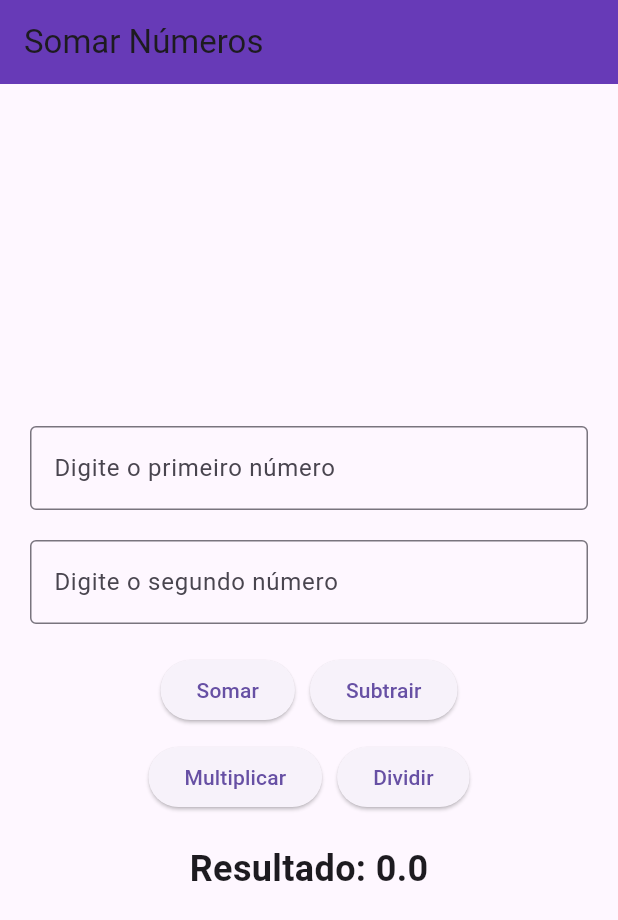
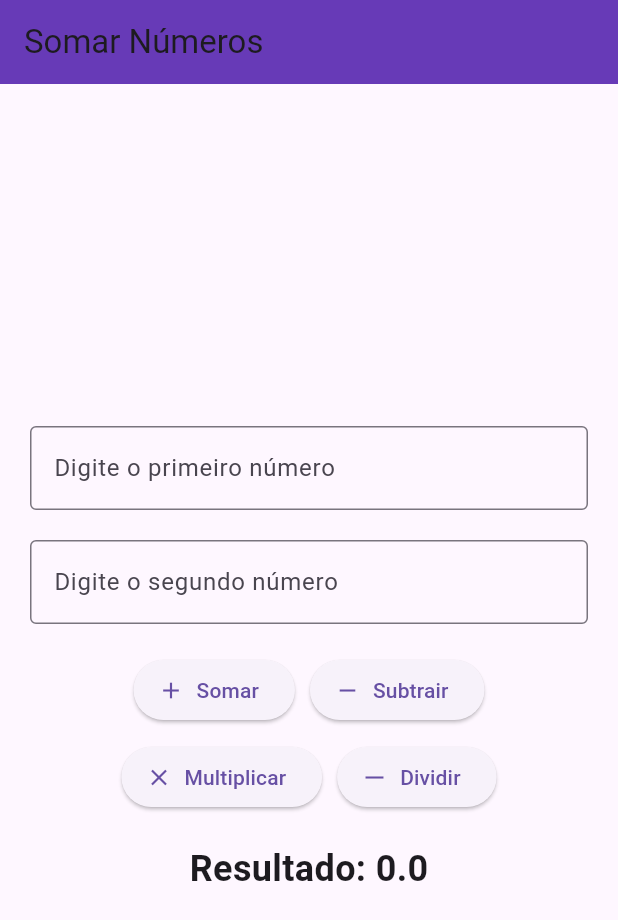
Before and after one commit to profalexresende/flutter_appcalculadora_completa, a Flutter app: the screen it shows after launch, on a phone screen of 412 x 824 dp. Shown: the top 920 px of the screen. Run offline on Flutter 3.47's test engine with Material 3 defaults, Android fonts, the light colour scheme and no system bars.

Commit message:
Exercício calculadora completa

```diff
--- a/lib/main.dart
+++ b/lib/main.dart
@@ -119,14 +119,20 @@ class _TelaSomaState extends State<TelaSoma> {
 
             // -------- BOTÕES LADO A LADO --------
             // -------- BOTÕES EM 2 LINHAS --------
+            // -------- BOTÕES EM 2 LINHAS --------
             Row(
               mainAxisAlignment: MainAxisAlignment.center,
               children: [
-                ElevatedButton(onPressed: somar, child: const Text('Somar')),
+                ElevatedButton.icon(
+                  onPressed: somar,
+                  icon: const Icon(Icons.add),
+                  label: const Text('Somar'),
+                ),
                 const SizedBox(width: 10),
-                ElevatedButton(
+                ElevatedButton.icon(
                   onPressed: subtrair,
-                  child: const Text('Subtrair'),
+                  icon: const Icon(Icons.remove),
+                  label: const Text('Subtrair'),
                 ),
               ],
             ),
@@ -136,14 +142,16 @@ class _TelaSomaState extends State<TelaSoma> {
             Row(
               mainAxisAlignment: MainAxisAlignment.center,
               children: [
-                ElevatedButton(
+                ElevatedButton.icon(
                   onPressed: multiplicar,
-                  child: const Text('Multiplicar'),
+                  icon: const Icon(Icons.close),
+                  label: const Text('Multiplicar'),
                 ),
                 const SizedBox(width: 10),
-                ElevatedButton(
+                ElevatedButton.icon(
                   onPressed: dividir,
-                  child: const Text('Dividir'),
+                  icon: const Icon( Icons.horizontal_rule),
+                  label: const Text('Dividir'),
                 ),
               ],
             ),
```
